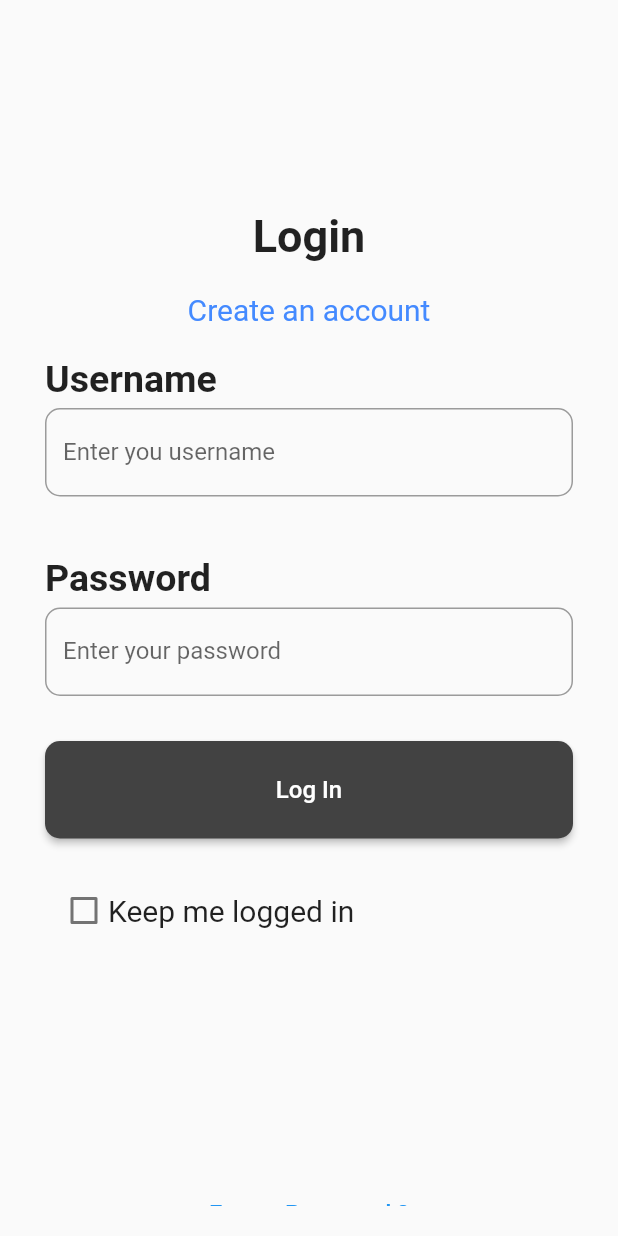
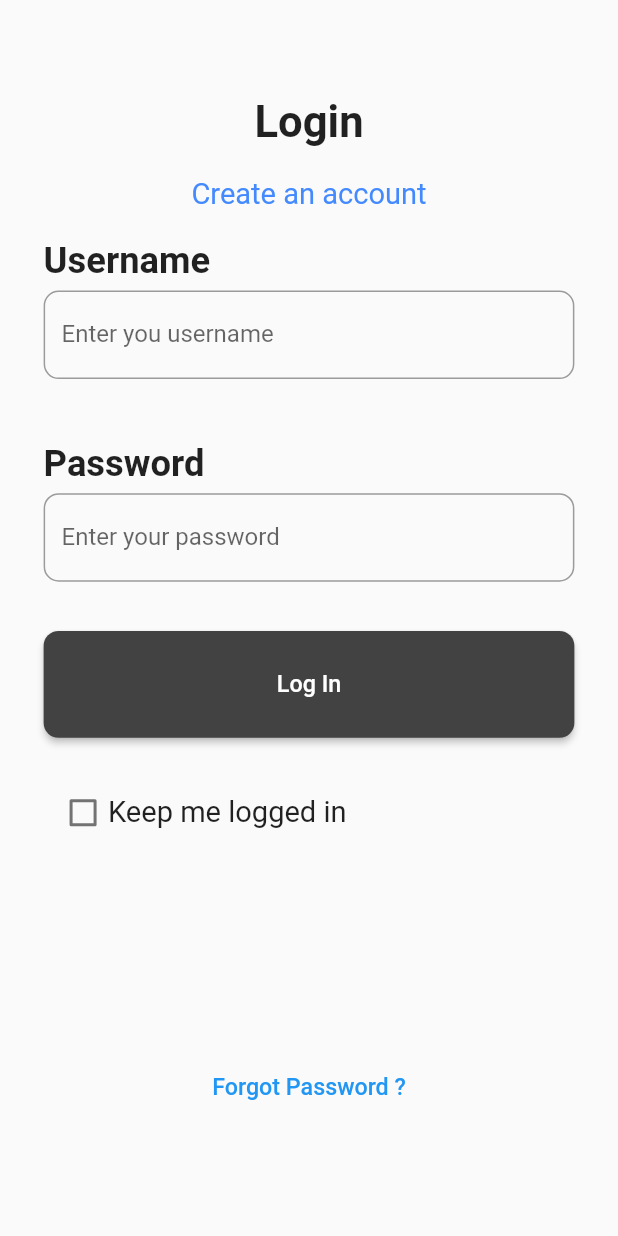
Before and after one commit to RitwikSingh28/GitHubPrac, a Flutter app: the screen it shows after launch, on a phone screen of 412 x 824 dp. Run offline on Flutter 3.47's test engine with Material 2 defaults, Android fonts, the phone set to English and light mode, and no system bars; our stand-ins replace flutter_screenutil.

Commit message:
Made the 1st screen adaptive

```diff
--- a/prac2-pages/anshumali_suri/lib/main.dart
+++ b/prac2-pages/anshumali_suri/lib/main.dart
@@ -1,5 +1,6 @@
 import 'package:anshumali_suri/verification.dart';
 import 'package:flutter/material.dart';
+import 'package:flutter_screenutil/flutter_screenutil.dart';
 
 
 void main() => runApp(const MyApp());
@@ -9,13 +10,18 @@ class MyApp extends StatelessWidget {
 
   @override
   Widget build(BuildContext context) {
-    return MaterialApp(
+    return ScreenUtilInit(
+      designSize: const Size(425,752),
+        builder: (context,child) {
+          return MaterialApp(
 
-      home: Scaffold(
+            home: Scaffold(
 
-        body: const MyStatefulWidget(),
+              body: const MyStatefulWidget(),
 
-      ),
+            ),
+          );
+        }
     );
   }
 }
@@ -65,34 +71,34 @@ class _MyStatefulWidgetState extends State<MyStatefulWidget> {
   @override
   Widget build(BuildContext context) {
     return Padding(
-        padding: const EdgeInsets.fromLTRB(20, 130, 20, 20),
+        padding: EdgeInsets.fromLTRB(20.w, 50.h, 20.w, 20.h),
         child: ListView(
           children: <Widget>[
 
             Container(
 
                 alignment: Alignment.center,
-                padding: const EdgeInsets.all(10),
-                child: const Text(
+                padding:  EdgeInsets.all(10.w),
+                child:  Text(
                   'Login',
 
                   style: TextStyle(
 
-                      fontWeight: FontWeight.bold,
-                      fontSize: 30),
+                      fontWeight: FontWeight.w700,
+                      fontSize: 30.sp),
                 )),
             Container(
                 alignment: Alignment.center,
-                padding: const EdgeInsets.all(10),
+                padding: EdgeInsets.all(10.w),
                 child:  Text(
                   'Create an account',
-                  style: TextStyle(fontSize: 20,
+                  style: TextStyle(fontSize: 20.sp,
                     color: Colors.blueAccent,
                   ),
 
                 )),
             Padding(
-              padding: const EdgeInsets.all(10),
+              padding:  EdgeInsets.all(10.w),
               child: Column(
                 crossAxisAlignment: CrossAxisAlignment.start,
                 children:<Widget>[
@@ -100,19 +106,19 @@ class _MyStatefulWidgetState extends State<MyStatefulWidget> {
                     'Username',
 
                     style: TextStyle(
-                      fontSize: 25,
+                      fontSize: 25.sp,
                       fontWeight: FontWeight.bold,
                     ),
                   ),
                   SizedBox(
-                    height: 5,
+                    height: 5.h,
                   ),
                   TextField(
 
                     controller:_namecontroller,
                     decoration: InputDecoration(
                       border: OutlineInputBorder(
-                        borderRadius: BorderRadius.circular(10.0),
+                        borderRadius: BorderRadius.circular(10),
                       ),
                       labelText: 'Enter you username',
                     ),
@@ -122,10 +128,10 @@ class _MyStatefulWidgetState extends State<MyStatefulWidget> {
               ),
             ),
             SizedBox(
-              height: 20,
+              height: 20.h,
             ),
             Padding(
-              padding: const EdgeInsets.fromLTRB(10, 10, 10, 0),
+              padding:  EdgeInsets.fromLTRB(10.w, 10.h, 10.w, 0.h),
               child: Column(
                 crossAxisAlignment: CrossAxisAlignment.start,
                 children:<Widget>[
@@ -133,12 +139,12 @@ class _MyStatefulWidgetState extends State<MyStatefulWidget> {
                     'Password',
 
                     style: TextStyle(
-                      fontSize: 25,
+                      fontSize: 25.sp,
                       fontWeight: FontWeight.bold,
                     ),
                   ),
                   SizedBox(
-                    height: 5,
+                    height: 5.h,
                   ),
                   TextField(
                     obscureText: true,
@@ -155,16 +161,16 @@ class _MyStatefulWidgetState extends State<MyStatefulWidget> {
               ),
             ),
             SizedBox(
-              height: 30,
+              height: 30.h,
             ),
 
             Container(
-              height: 65,
-              padding: const EdgeInsets.fromLTRB(10, 0, 10, 0),
+              height: 65.h,
+              padding:  EdgeInsets.fromLTRB(10.w, 0.h, 10.w, 0.h),
               child: ElevatedButton(
-                child: const Text('Log In',
+                child: Text('Log In',
                   style: TextStyle(
-                    fontSize: 16,
+                    fontSize: 16.sp,
 
                   ),
                 ),
@@ -186,7 +192,7 @@ class _MyStatefulWidgetState extends State<MyStatefulWidget> {
             ),
 
             SizedBox(
-              height: 20,
+              height: 20.h,
             ),
 
             CheckboxListTile(
@@ -194,22 +200,22 @@ class _MyStatefulWidgetState extends State<MyStatefulWidget> {
               activeColor: Colors.grey[800],
               controlAffinity: ListTileControlAffinity.leading,
               title: Transform.translate(
-                offset: const Offset(-20, 0),
+                offset: Offset(-20.sp, 0.sp),
                 child: Text(
                   'Keep me logged in',
                   style: TextStyle(
 
-                    fontSize: 20,
+                    fontSize: 20.sp,
                   ),
                 ),
               ),
               value: _value,
-              onChanged: (value) => setState(() => this._value = value!),
+              onChanged: (value) => setState(() => _value = value!),
 
             ),
 
             SizedBox(
-              height: 150,
+              height: 120.h,
             ),
 
             TextButton(
@@ -217,10 +223,10 @@ class _MyStatefulWidgetState extends State<MyStatefulWidget> {
               onPressed: () {
                 //forgot password screen
               },
-              child: const Text(
+              child:  Text(
                 'Forgot Password ?',
                 style:TextStyle(
-                  fontSize: 16,
+                  fontSize: 16.sp,
                 ),
               ),
             ),
```
